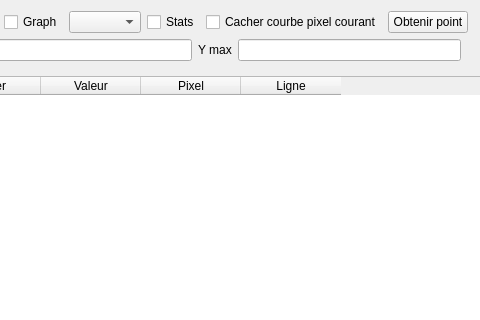
Above: valuetool/ui_valuewidgetbase.ui from CS-SI/TerreImage before the change; both pictures show x 229 to 709 and y 0 to 320 of the 925 by 497 pixel window. Below: the same form after it.
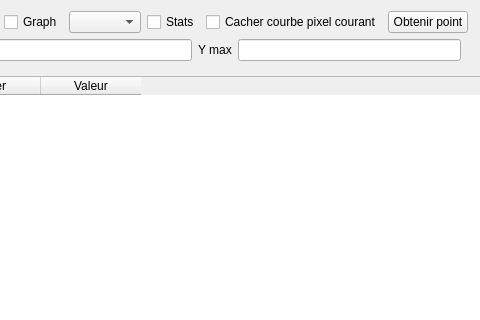
That is the form after the change.

Commit message: enlevé pixel ligne du table, mis linformation dans la status bar de qgis, implementation de la mémorisation des courbes avec un clic souris

The edit to the form file:
```diff
--- a/valuetool/ui_valuewidgetbase.ui
+++ b/valuetool/ui_valuewidgetbase.ui
@@ -162,16 +162,6 @@
            <string>Valeur</string>
           </property>
          </column>
-         <column>
-          <property name="text">
-           <string>Pixel</string>
-          </property>
-         </column>
-         <column>
-          <property name="text">
-           <string>Ligne</string>
-          </property>
-         </column>
         </widget>
        </item>
       </layout>
```
The commit also changes 1 other file.
